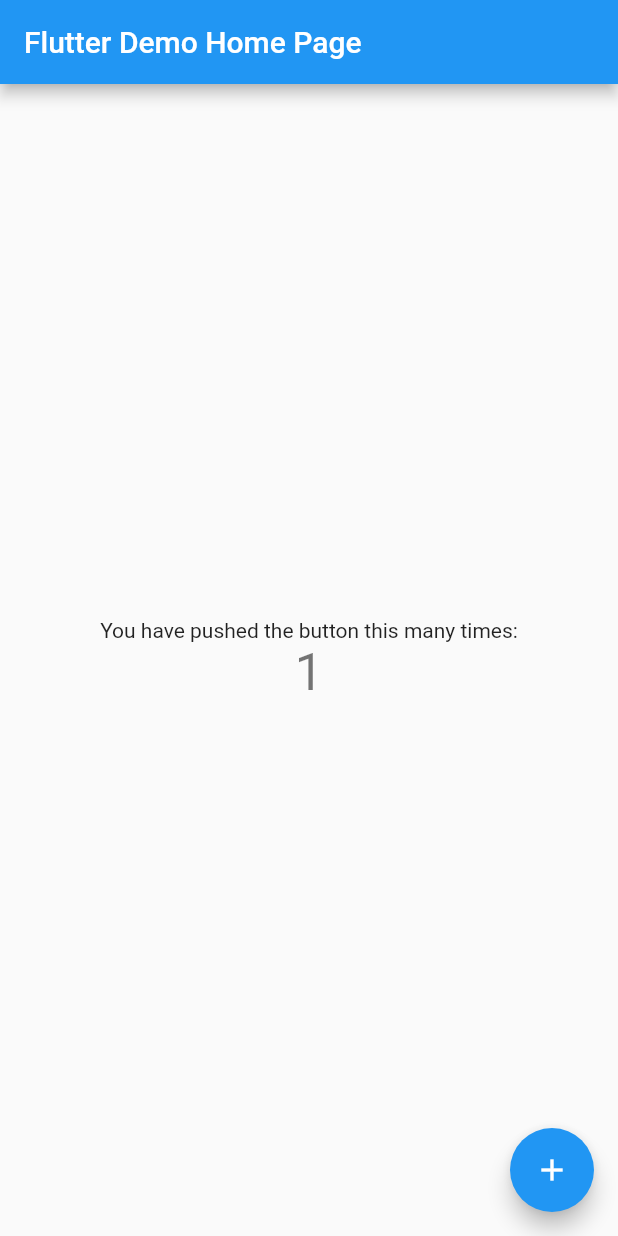
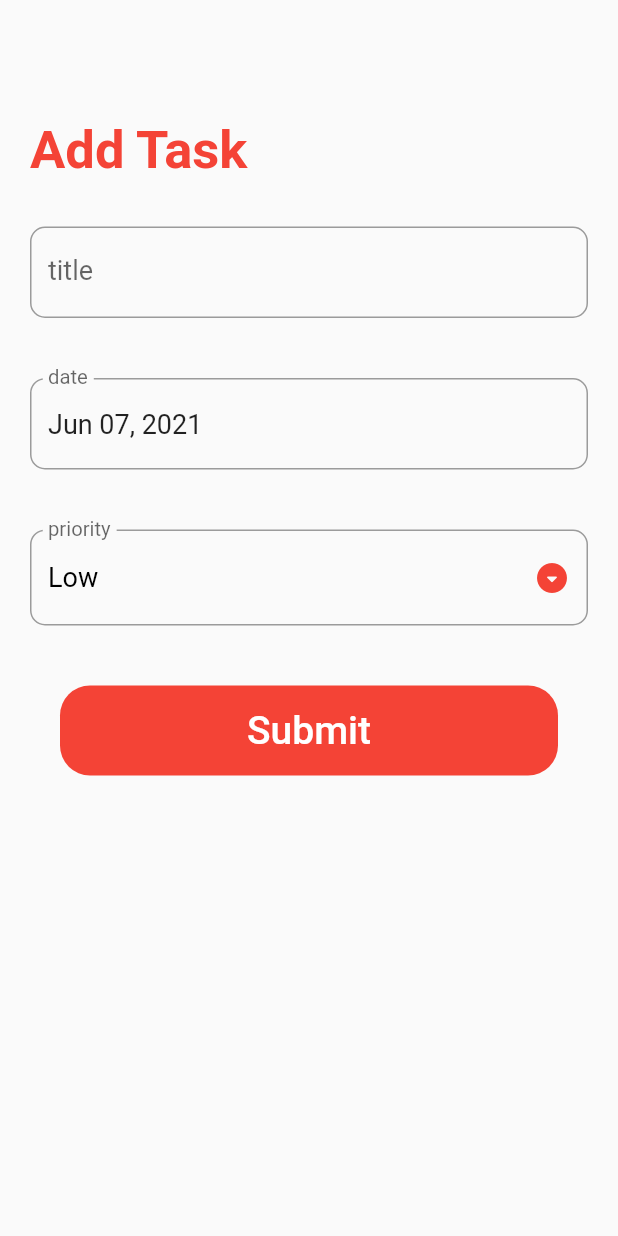
Before and after one commit to shawon-lodh-paperfly/todo, a Flutter app: the screen it shows after launch, after a tap on the "add" icon, on a phone screen of 412 x 824 dp. Run offline on Flutter 3.47's test engine with Material 2 defaults, Android fonts, the phone set to English and light mode, and no system bars; our stand-ins replace sqflite; accounts and stored records are empty.

Commit message:
Functionally added

```diff
--- /dev/null
+++ b/lib/helpers/database_helper.dart
@@ -0,0 +1,93 @@
+import 'dart:io';
+
+import 'package:todo_app/models/task_model.dart';
+import 'package:path_provider/path_provider.dart';
+import 'package:sqflite/sqflite.dart';
+
+class DatabaseHelper {
+  static final DatabaseHelper instance = DatabaseHelper._instance();
+  static Database _db;
+  DatabaseHelper._instance();
+  String taskTable = 'task_table';
+  String colId = 'id';
+  String colTitle = 'title';
+  String colDate = 'date';
+  String colPriority = 'priority';
+  String colStatus = 'status';
+
+  Future<Database> get db async {
+    if (_db == null) {
+      _db = await _initDb();
+    }
+    return _db;
+  }
+
+  Future<Database> _initDb() async {
+    Directory dir = await getApplicationDocumentsDirectory();
+    String path = dir.path + 'todo_task.db';
+    final todoTaskDb =
+        await openDatabase(path, version: 1, onCreate: _onCreateDb);
+    return todoTaskDb;
+  }
+
+  void _onCreateDb(Database db, int version) async {
+    db.execute(
+        'CREATE TABLE $taskTable($colId INTEGER PRIMARY KEY AUTOINCREMENT,$colTitle TEXT,$colDate TEXT,$colPriority TEXT, $colStatus INTEGER)');
+  }
+
+  Future<List<Map<String, dynamic>>> getTaskMapList() async {
+    Database db = await this.db;
+    final List<Map<String, dynamic>> res = await db.query(taskTable);
+
+    return res;
+  }
+
+  Future<List<Map<String, dynamic>>> getTaskMapListByDate(String date) async {
+    Database db = await this.db;
+    final List<Map<String, dynamic>> res =
+        await db.query(taskTable, where: '$colDate =?', whereArgs: [date]);
+    return res;
+  }
+
+  Future<List<Task>> getTaskList() async {
+    final List<Map<String, dynamic>> taskMapList = await getTaskMapList();
+    final List<Task> taskList = [];
+    taskMapList.forEach((taskMap) {
+      taskList.add(Task.fromMap(taskMap));
+    });
+    return taskList;
+  }
+
+  Future<List<Task>> getTaskListByDate(String date) async {
+    final List<Map<String, dynamic>> taskMapList =
+        await getTaskMapListByDate(date);
+    final List<Task> taskList = [];
+    taskMapList.forEach((taskMap) {
+      taskList.add(Task.fromMap(taskMap));
+    });
+    return taskList;
+  }
+
+  Future<int> insertTask(Task task) async {
+    Database db = await this.db;
+    print("data insertion started");
+    final int result = await db.insert(taskTable, task.toMap());
+    print("data inserted $result");
+    return result;
+  }
+
+  Future<int> updateTask(Task task) async {
+    Database db = await this.db;
+    print('${task.title},${task.id},${task.date},${task.priority}');
+
+    final int result = await db.update(taskTable, task.toMap(),
+        where: '$colId =?', whereArgs: [task.id]);
+    return result;
+  }
+
+  Future<int> deleteTask(int id) async {
+    Database db = await this.db;
+    final int result =
+        await db.delete(taskTable, where: '$colId =?', whereArgs: [id]);
+  }
+}
--- a/lib/main.dart
+++ b/lib/main.dart
@@ -1,4 +1,5 @@
 import 'package:flutter/material.dart';
+import 'package:todo_app/screens/todo_list_screen.dart';
 
 void main() {
   runApp(MyApp());
@@ -9,105 +10,12 @@ class MyApp extends StatelessWidget {
   @override
   Widget build(BuildContext context) {
     return MaterialApp(
-      title: 'Flutter Demo',
+      title: 'Flutter Todo List',
+      debugShowCheckedModeBanner: false,
       theme: ThemeData(
-        // This is the theme of your application.
-        //
-        // Try running your application with "flutter run". You'll see the
-        // application has a blue toolbar. Then, without quitting the app, try
-        // changing the primarySwatch below to Colors.green and then invoke
-        // "hot reload" (press "r" in the console where you ran "flutter run",
-        // or simply save your changes to "hot reload" in a Flutter IDE).
-        // Notice that the counter didn't reset back to zero; the application
-        // is not restarted.
-        primarySwatch: Colors.blue,
+        primarySwatch: Colors.red,
       ),
-      home: MyHomePage(title: 'Flutter Demo Home Page'),
+      home: TodoListScreen(),
     );
   }
 }
-
-class MyHomePage extends StatefulWidget {
-  MyHomePage({Key key, this.title}) : super(key: key);
-
-  // This widget is the home page of your application. It is stateful, meaning
-  // that it has a State object (defined below) that contains fields that affect
-  // how it looks.
-
-  // This class is the configuration for the state. It holds the values (in this
-  // case the title) provided by the parent (in this case the App widget) and
-  // used by the build method of the State. Fields in a Widget subclass are
-  // always marked "final".
-
-  final String title;
-
-  @override
-  _MyHomePageState createState() => _MyHomePageState();
-}
-
-class _MyHomePageState extends State<MyHomePage> {
-  int _counter = 0;
-
-  void _incrementCounter() {
-    setState(() {
-      // This call to setState tells the Flutter framework that something has
-      // changed in this State, which causes it to rerun the build method below
-      // so that the display can reflect the updated values. If we changed
-      // _counter without calling setState(), then the build method would not be
-      // called again, and so nothing would appear to happen.
-      _counter++;
-    });
-  }
-
-  @override
-  Widget build(BuildContext context) {
-    // This method is rerun every time setState is called, for instance as done
-    // by the _incrementCounter method above.
-    //
-    // The Flutter framework has been optimized to make rerunning build methods
-    // fast, so that you can just rebuild anything that needs updating rather
-    // than having to individually change instances of widgets.
-    return Scaffold(
-      appBar: AppBar(
-        // Here we take the value from the MyHomePage object that was created by
-        // the App.build method, and use it to set our appbar title.
-        title: Text(widget.title),
-      ),
-      body: Center(
-        // Center is a layout widget. It takes a single child and positions it
-        // in the middle of the parent.
-        child: Column(
-          // Column is also a layout widget. It takes a list of children and
-          // arranges them vertically. By default, it sizes itself to fit its
-          // children horizontally, and tries to be as tall as its parent.
-          //
-          // Invoke "debug painting" (press "p" in the console, choose the
-          // "Toggle Debug Paint" action from the Flutter Inspector in Android
-          // Studio, or the "Toggle Debug Paint" command in Visual Studio Code)
-          // to see the wireframe for each widget.
-          //
-          // Column has various properties to control how it sizes itself and
-          // how it positions its children. Here we use mainAxisAlignment to
-          // center the children vertically; the main axis here is the vertical
-          // axis because Columns are vertical (the cross axis would be
-          // horizontal).
-          mainAxisAlignment: MainAxisAlignment.center,
-          children: <Widget>[
-            Text(
-              'You have pushed the button this many times:',
-            ),
-            Text(
-              '$_counter',
-              style: Theme.of(context).textTheme.headline4,
-            ),
-          ],
-        ),
-      ),
-      floatingActionButton: FloatingActionButton(
-        onPressed: _incrementCounter,
-        tooltip: 'Increment',
-        child: Icon(Icons.add),
-      ), // This trailing comma makes auto-formatting nicer for build methods.
-    );
-  }
-}
--- /dev/null
+++ b/lib/models/task_model.dart
@@ -0,0 +1,34 @@
+class Task {
+  int id;
+  String title;
+  String date;
+  String priority;
+  int status;
+
+  Task(this.title, this.date, this.priority,
+      this.status); // 0 - incomplete, 1 - complete
+  Task.withId({this.id, this.title, this.date, this.priority, this.status});
+
+  Map<String, dynamic> toMap() {
+    final map = new Map<String, dynamic>();
+    if (id != null) {
+      map['id'] = id;
+    }
+    map['title'] = title;
+    map['date'] = date;
+    map['priority'] = priority;
+    map['status'] = status.toString();
+    return map;
+  }
+
+  factory Task.fromMap(Map<String, dynamic> map) {
+    print(" from database: "
+        '${map['id']},${map['title']},${map['date']},${map['priority']},${map['status']}');
+    return Task.withId(
+        id: map['id'],
+        title: map['title'],
+        date: map['date'],
+        priority: map['priority'],
+        status: map['status']);
+  }
+}
--- /dev/null
+++ b/lib/screens/add_task_screen.dart
@@ -0,0 +1,204 @@
+import 'package:flutter/material.dart';
+import 'package:todo_app/helpers/database_helper.dart';
+import 'package:todo_app/models/task_model.dart';
+import 'package:intl/intl.dart';
+
+class AddTaskScreen extends StatefulWidget {
+  Task task;
+
+  AddTaskScreen(this.task);
+
+  @override
+  _AddTaskScreenState createState() => _AddTaskScreenState();
+}
+
+class _AddTaskScreenState extends State<AddTaskScreen> {
+  final _formkey = GlobalKey<FormState>();
+  String _title = "";
+  String taskButton = "Submit";
+  DateTime _date = DateTime.now();
+
+  TextEditingController _dateController = TextEditingController();
+  final DateFormat _dateFormatter = DateFormat("MMM dd, yyyy");
+  String _formatedDate = "";
+  static const List<String> _priorities = ['Low', 'Medium', 'High'];
+  String _priority = _priorities.first;
+
+  _dateTimePicker() async {
+    final DateTime date = await showDatePicker(
+        context: context,
+        initialDate: _date,
+        firstDate: DateTime(2010),
+        lastDate: DateTime(2050));
+    if (date != null && date != _date) {
+      setState(() {
+        _date = date;
+        _dateController.text = _dateFormatter.format(_date);
+      });
+    }
+  }
+
+  _submit() async {
+    if (_formkey.currentState.validate()) {
+      _formkey.currentState.save();
+      print('$_title,$_date,$_priority,${DatabaseHelper.instance}');
+
+      Task task = Task(_title, _dateFormatter.format(_date), _priority, 0);
+      if (widget.task == null) {
+        int data = await DatabaseHelper.instance.insertTask(task);
+        print("insertion  $data");
+      } else {
+        task.id = widget.task.id;
+        int data = await DatabaseHelper.instance.updateTask(task);
+        print("updation  $data");
+      }
+
+      Navigator.pop(context, true);
+    }
+  }
+
+  @override
+  void initState() {
+    super.initState();
+    _formatedDate = _dateFormatter.format(DateTime.now());
+    if (widget.task != null) {
+      _title = widget.task.title;
+      _formatedDate = widget.task.date;
+      _dateController.text = _dateFormatter.format(_date);
+      _priority = widget.task.priority;
+      _title = widget.task.title;
+      taskButton = "Update";
+    } else {
+      _dateController.text = _dateFormatter.format(_date);
+    }
+  }
+
+  @override
+  Widget build(BuildContext context) {
+    return WillPopScope(
+      onWillPop: () {
+        Navigator.pop(context, true);
+      },
+      child: Scaffold(
+        body: GestureDetector(
+          onTap: () => FocusScope.of(context).unfocus(),
+          child: SingleChildScrollView(
+            child: Container(
+              padding: EdgeInsets.symmetric(vertical: 80, horizontal: 20),
+              child: Column(
+                crossAxisAlignment: CrossAxisAlignment.start,
+                children: [
+                  Text(
+                    "Add Task",
+                    style: TextStyle(
+                        fontSize: 35,
+                        color: Theme.of(context).primaryColor,
+                        fontWeight: FontWeight.bold),
+                  ),
+                  SizedBox(
+                    height: 10,
+                  ),
+                  Form(
+                      key: _formkey,
+                      child: Column(
+                        children: [
+                          Padding(
+                            padding: const EdgeInsets.symmetric(vertical: 20),
+                            child: TextFormField(
+                              style: TextStyle(fontSize: 18.0),
+                              decoration: InputDecoration(
+                                  labelText: "title",
+                                  labelStyle: TextStyle(fontSize: 18.0),
+                                  border: OutlineInputBorder(
+                                      borderRadius:
+                                          BorderRadius.circular(10.0))),
+                              validator: (input) {
+                                return input.trim().isEmpty
+                                    ? 'Please enter task title'
+                                    : null;
+                              },
+                              onSaved: (input) {
+                                _title = input;
+                              },
+                              initialValue: _title,
+                            ),
+                          ),
+                          Padding(
+                            padding: const EdgeInsets.symmetric(vertical: 20),
+                            child: TextFormField(
+                              controller: _dateController,
+                              readOnly: true,
+                              style: TextStyle(fontSize: 18.0),
+                              onTap: _dateTimePicker,
+                              decoration: InputDecoration(
+                                  labelText: "date",
+                                  labelStyle: TextStyle(fontSize: 18.0),
+                                  border: OutlineInputBorder(
+                                      borderRadius:
+                                          BorderRadius.circular(10.0))),
+                            ),
+                          ),
+                          Padding(
+                            padding: const EdgeInsets.symmetric(vertical: 20),
+                            child: DropdownButtonFormField(
+                              isDense: true,
+                              icon: Icon(Icons.arrow_drop_down_circle_rounded),
+                              iconEnabledColor: Theme.of(context).primaryColor,
+                              items: _priorities
+                                  .map((e) => DropdownMenuItem(
+                                      value: e,
+                                      child: Text(
+                                        e,
+                                        style: TextStyle(
+                                            fontSize: 18.0,
+                                            color: Colors.black),
+                                      )))
+                                  .toList(),
+                              style: TextStyle(fontSize: 18.0),
+                              decoration: InputDecoration(
+                                  labelText: "priority",
+                                  labelStyle: TextStyle(fontSize: 18.0),
+                                  border: OutlineInputBorder(
+                                      borderRadius:
+                                          BorderRadius.circular(10.0))),
+                              validator: (input) {
+                                return _priority == null
+                                    ? 'Please Select Priority'
+                                    : null;
+                              },
+                              onChanged: (String value) {
+                                setState(() {
+                                  this._priority = value;
+                                });
+                              },
+                              value: _priority,
+                            ),
+                          ),
+                          Container(
+                            margin: EdgeInsets.all(20),
+                            height: 60,
+                            width: double.infinity,
+                            decoration: BoxDecoration(
+                                color: Theme.of(context).primaryColor,
+                                borderRadius: BorderRadius.circular(20)),
+                            child: TextButton(
+                              child: Text(
+                                taskButton,
+                                style: TextStyle(
+                                    color: Colors.white, fontSize: 26),
+                              ),
+                              onPressed: _submit,
+                            ),
+                          )
+                        ],
+                      ))
+                ],
+              ),
+            ),
+          ),
+        ),
+      ),
+      // ignore: missing_return
+    );
+  }
+}
--- /dev/null
+++ b/lib/screens/todo_list_screen.dart
@@ -0,0 +1,212 @@
+import 'dart:async';
+import 'dart:io';
+
+import 'package:flutter/material.dart';
+import 'package:todo_app/helpers/database_helper.dart';
+import 'package:todo_app/models/task_model.dart';
+import 'package:todo_app/screens/add_task_screen.dart';
+import 'package:intl/intl.dart';
+
+class TodoListScreen extends StatefulWidget {
+  const TodoListScreen({Key key}) : super(key: key);
+
+  @override
+  _TodoListScreenState createState() => _TodoListScreenState();
+}
+
+class _TodoListScreenState extends State<TodoListScreen> {
+  Future<List<Task>> _taskList;
+  final DateFormat _dateFormatter = DateFormat("MMM dd, yyyy");
+  var _currentIndex = 0;
+  var selectedDate = "";
+  var _date = DateTime.now();
+
+  @override
+  void initState() {
+    super.initState();
+    selectedDate = _dateFormatter.format(DateTime.now());
+    _updateTaskList();
+  }
+
+  void _updateTaskList() {
+    setState(() {
+      _taskList = null;
+      _taskList = DatabaseHelper.instance.getTaskListByDate(selectedDate);
+      print('updated list $_taskList');
+
+      print("updateTask called");
+    });
+  }
+
+  Widget _buildTask(Task task) {
+    return Card(
+      borderOnForeground: true,
+      margin: EdgeInsets.symmetric(horizontal: 16.0, vertical: 8.0),
+      child: ListTile(
+        title: Text(
+          '${task.title}',
+          style: TextStyle(
+              fontSize: 18.0,
+              decoration: task.status == 0
+                  ? TextDecoration.none
+                  : TextDecoration.lineThrough),
+        ),
+        subtitle: Text(
+          '${task.date} * ${task.priority}',
+          style: TextStyle(
+              fontSize: 18.0,
+              decoration: task.status == 0
+                  ? TextDecoration.none
+                  : TextDecoration.lineThrough),
+        ),
+        trailing: Checkbox(
+            value: task.status == 1,
+            activeColor: Theme.of(context).primaryColor,
+            onChanged: (value) {
+              setState(() {
+                task.status = value ? 1 : 0;
+                DatabaseHelper.instance.updateTask(task);
+                _updateTaskList();
+              });
+            }),
+        onTap: () => Navigator.push(context, MaterialPageRoute(
+          builder: (_) {
+            return AddTaskScreen(task);
+          },
+        )).then((value) => _updateTaskList()),
+      ),
+    );
+  }
+
+  FutureOr onGoBack(dynamic value) {
+    print("data 1");
+    _updateTaskList();
+    setState(() {});
+  }
+
+  void onTabTapped(int index) {
+    setState(() {
+      _currentIndex = index;
+    });
+  }
+
+  _dateTimePicker() async {
+    print("dateTime called");
+    if (selectedDate.isNotEmpty) {
+      _date = _dateFormatter.parse(selectedDate);
+    } else {
+      _date = DateTime.now();
+    }
+    final DateTime date = await showDatePicker(
+        context: context,
+        initialDate: _date,
+        firstDate: DateTime(2010),
+        lastDate: DateTime(2050));
+    if (date != null) {
+      setState(() {
+        _date = date;
+        selectedDate = _dateFormatter.format(_date);
+        _updateTaskList();
+      });
+    }
+  }
+
+  @override
+  Widget build(BuildContext context) {
+    return Scaffold(
+        floatingActionButton: FloatingActionButton(
+          backgroundColor: Theme.of(context).primaryColor,
+          child: Icon(Icons.add),
+          onPressed: () {
+            Navigator.push(
+                context,
+                new MaterialPageRoute(
+                  builder: (context) => AddTaskScreen(null),
+                )).then((value) {
+              _updateTaskList();
+            });
+          },
+        ),
+        body: FutureBuilder(
+          future: _taskList,
+          builder: (context, snapshot) {
+            if (!snapshot.hasData) {
+              return Center(
+                child: CircularProgressIndicator(),
+              );
+            }
+
+            final int completedTaskCount = snapshot.data
+                .where((Task task) => task.status == 1)
+                .toList()
+                .length;
+            return ListView.builder(
+                itemCount: 1 + snapshot.data.length,
+                padding: EdgeInsets.symmetric(vertical: 35.0),
+                itemBuilder: (BuildContext context, int index) {
+                  if (index == 0) {
+                    return Padding(
+                      padding: const EdgeInsets.symmetric(
+                          horizontal: 16, vertical: 16),
+                      child: Column(
+                        mainAxisAlignment: MainAxisAlignment.start,
+                        crossAxisAlignment: CrossAxisAlignment.start,
+                        children: [
+                          Row(
+                            children: [
+                              Spacer(),
+                              Icon(Icons.settings),
+                            ],
+                          ),
+                          SizedBox(
+                            height: 10,
+                          ),
+                          Row(
+                            children: [
+                              Text(
+                                "To Do's",
+                                style: TextStyle(
+                                    fontSize: 35,
+                                    color: Theme.of(context).primaryColor,
+                                    fontWeight: FontWeight.bold),
+                              ),
+                              Spacer(),
+                              Container(
+                                decoration: BoxDecoration(
+                                    borderRadius: BorderRadius.circular(10),
+                                    border: Border.all(
+                                        color: Theme.of(context).primaryColor,
+                                        style: BorderStyle.solid)),
+                                child: TextButton(
+                                  onPressed: () => _dateTimePicker(),
+                                  child: Text(
+                                    "$selectedDate",
+                                    style: TextStyle(
+                                        fontSize: 20,
+                                        color: Theme.of(context).primaryColor,
+                                        fontWeight: FontWeight.bold),
+                                  ),
+                                ),
+                              ),
+                            ],
+                          ),
+                          SizedBox(
+                            height: 10,
+                          ),
+                          Text(
+                            "$completedTaskCount of ${snapshot.data.length}",
+                            style: TextStyle(
+                                fontSize: 20,
+                                color: Colors.grey,
+                                fontWeight: FontWeight.bold),
+                          )
+                        ],
+                      ),
+                    );
+                  }
+                  return _buildTask(snapshot.data[index - 1]);
+                });
+          },
+        ));
+  }
+}
--- a/pubspec.yaml
+++ b/pubspec.yaml
@@ -18,12 +18,15 @@ publish_to: 'none' # Remove this line if you wish to publish to pub.dev
 version: 1.0.0+1
 
 environment:
-  sdk: ">=2.7.0 <3.0.0"
+  sdk: ">=2.11.0 <3.0.0"
 
 dependencies:
   flutter:
     sdk: flutter
 
+  path_provider: ^1.6.28
+  sqflite: ^1.3.2+4
+  intl: ^0.16.0
 
   # The following adds the Cupertino Icons font to your application.
   # Use with the CupertinoIcons class for iOS style icons.
```
Also changed, not shown: pubspec.lock.
